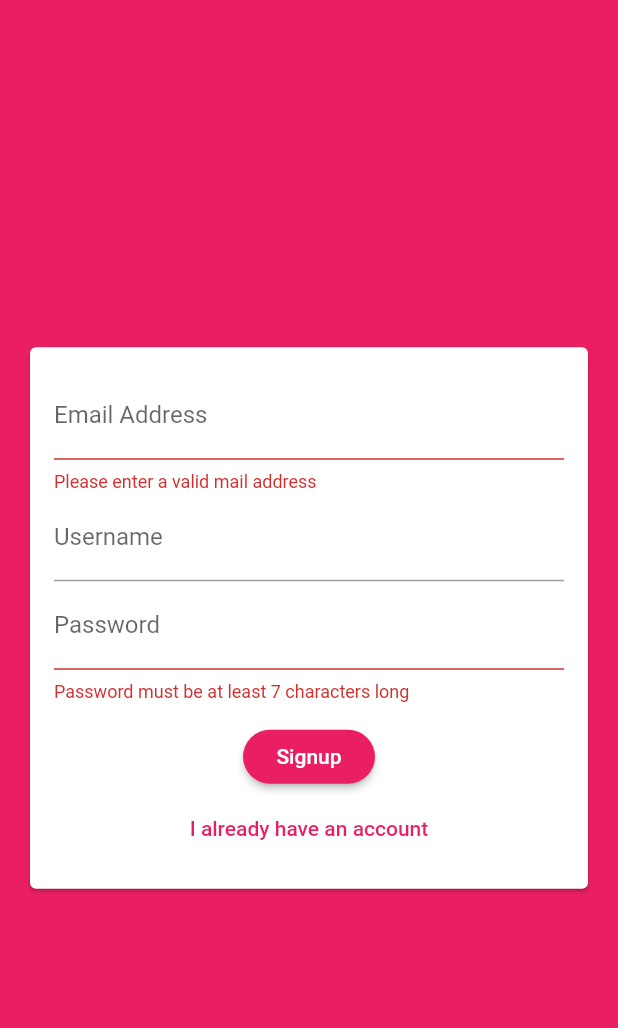
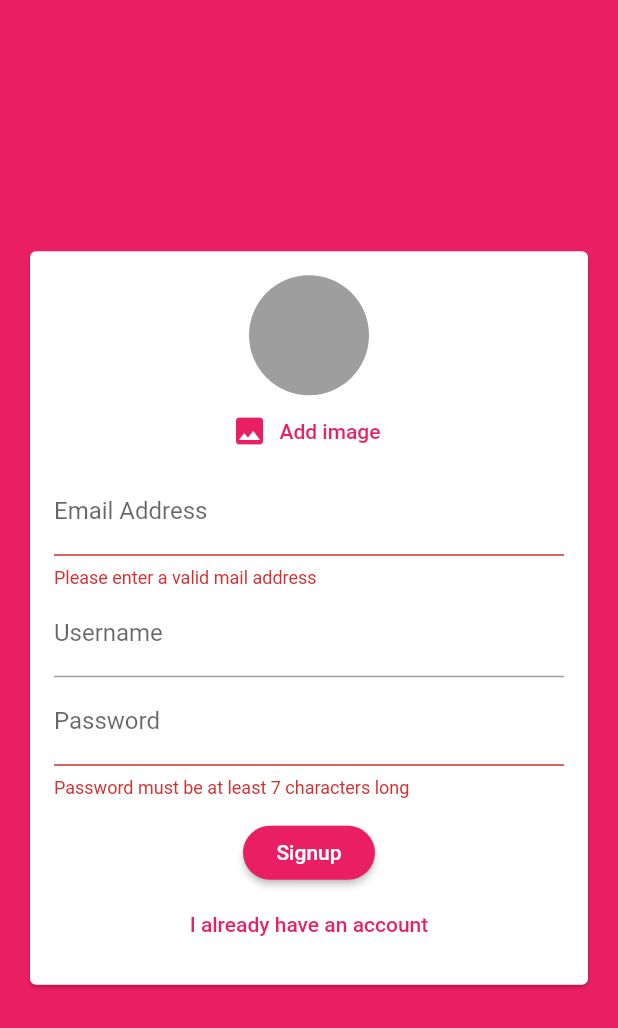
Before and after one commit to Arnaud-web/FlutterChat, a Flutter app: the screen it shows after launch, after a tap on "Login", after a tap on "Create new compte", on a phone screen of 412 x 824 dp. Shown: the top 1028 px of the screen. Run offline on Flutter 3.47's test engine with Material 2 defaults, Android fonts, the phone set to English and light mode, and no system bars; our stand-ins replace cloud_firestore, firebase_auth, image_picker; accounts and stored records are empty.

Commit message:
image picker

```diff
--- /dev/null
+++ b/lib/pickers/user_image_picker.dart
@@ -0,0 +1,38 @@
+import 'dart:io';
+
+import 'package:flutter/material.dart';
+import 'package:image_picker/image_picker.dart';
+
+class UserImagePicker extends StatefulWidget {
+  @override
+  _UserImagePickerState createState() => _UserImagePickerState();
+}
+
+class _UserImagePickerState extends State<UserImagePicker> {
+  File _pickedImage;
+
+  void _pickImage() async {
+    final pickedImageFile = await  ImagePicker.pickImage(
+      source: ImageSource.camera);
+      setState(() {
+        _pickedImage = pickedImageFile;
+      });
+  }
+  @override
+  Widget build(BuildContext context) {
+    return Column(
+      children: [
+        CircleAvatar(
+          radius: 40,
+          backgroundColor: Colors.grey,
+          backgroundImage: _pickedImage != null ? FileImage(_pickedImage) : null,
+        ),
+        FlatButton.icon(
+          textColor: Theme.of(context).primaryColor,
+          icon: Icon(Icons.image),
+          label: Text('Add image'),
+          onPressed: _pickImage,)
+      ],
+    );
+  }
+}
--- a/lib/widgets/auth/auth_form.dart
+++ b/lib/widgets/auth/auth_form.dart
@@ -1,3 +1,4 @@
+import 'package:FlutterChat/pickers/user_image_picker.dart';
 import 'package:flutter/material.dart';
 
 class AuthForm extends StatefulWidget {
@@ -42,6 +43,8 @@ class _AuthFormState extends State<AuthForm> {
             child: Column(
               mainAxisSize: MainAxisSize.min,
               children: <Widget>[
+                if (!_isLogin)
+                UserImagePicker(),
                 TextFormField(
                   key: ValueKey("email"),
                   validator: (value) {
--- a/pubspec.yaml
+++ b/pubspec.yaml
@@ -37,6 +37,7 @@ dependencies:
   # For example, to use Firebase Authentication and Cloud Firestore
   firebase_auth: ^0.14.0+5
   cloud_firestore: ^0.12.9+5
+  image_picker: ^0.6.7+12
   # flutter_google_place_picker:
   # geolocation:
 
```
Also changed, not shown: lib/widgets/chat/message_bubble.dart (+4 -4 lines), pubspec.lock.
